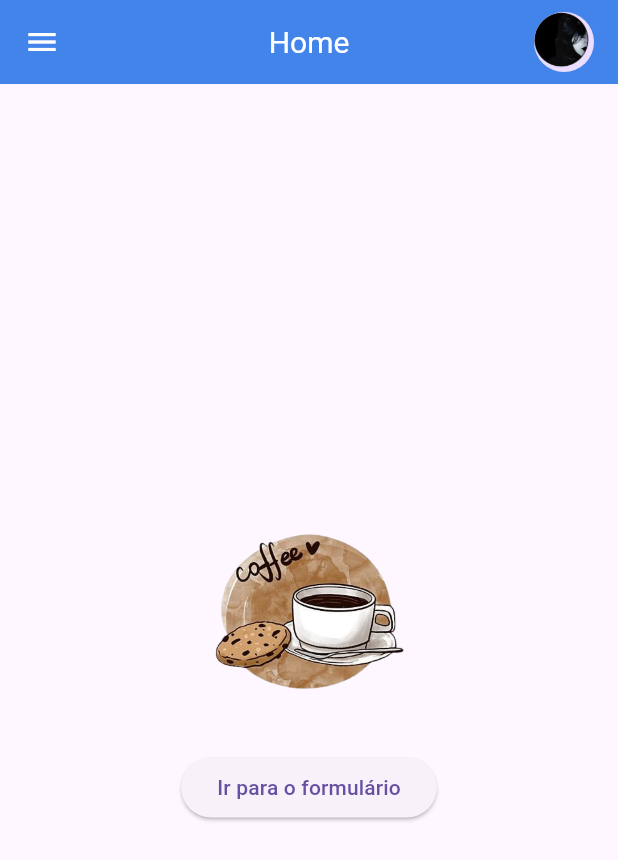
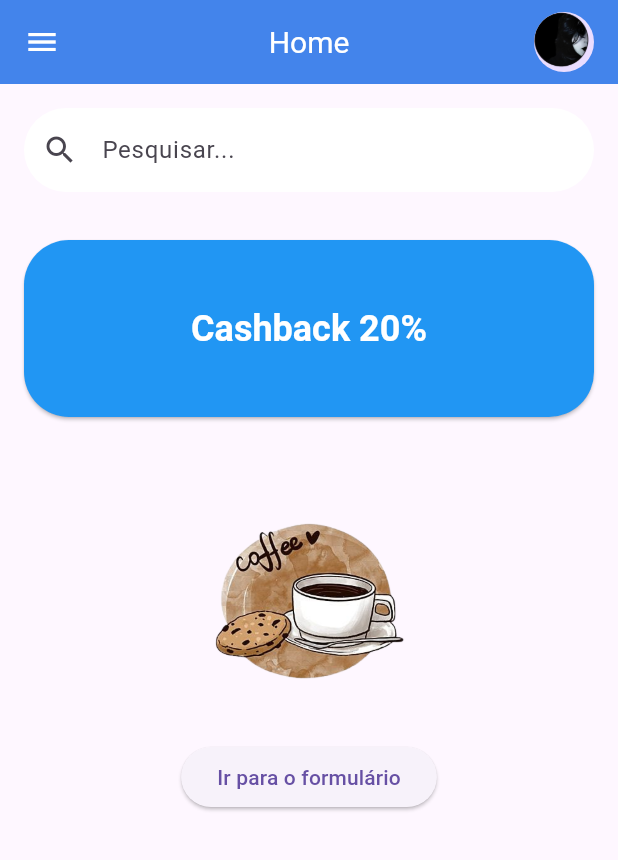
Before and after one commit to alessandragaleno/bem_vindo, a Flutter app: the screen it shows after launch, on a phone screen of 412 x 824 dp. Shown: the top 860 px of the screen. Run offline on Flutter 3.47's test engine with Material 3 defaults, Android fonts, the phone set to English and light mode, and no system bars.

Commit message:
home auterado, com seach adicionado e com cashback

```diff
--- a/lib/screens/home_screen.dart
+++ b/lib/screens/home_screen.dart
@@ -7,9 +7,9 @@ class HomeScreen extends StatelessWidget {
       appBar: AppBar(
         title: Text('Home'),
         centerTitle: true,
-        backgroundColor: Color.fromARGB(255, 67, 132, 235), //0xff => #
+        backgroundColor: Color.fromARGB(255, 67, 132, 235),
         titleTextStyle: TextStyle(
-          color: Colors.white, // Cor do texto de AppBar
+          color: Colors.white,
           fontSize: 20,
         ),
         leading: Builder(
@@ -22,10 +22,8 @@ class HomeScreen extends StatelessWidget {
         actions: [
           Padding(
             padding: const EdgeInsets.only(right: 16.0),
-            // Foto de perfil do usuário no lado direito
             child: GestureDetector(
               onTap: () {
-                // Ação ao clicar na foto de perfil
                 showDialog(
                   context: context,
                   builder: (BuildContext context) {
@@ -38,24 +36,25 @@ class HomeScreen extends StatelessWidget {
                         child: Column(
                           mainAxisSize: MainAxisSize.min,
                           children: <Widget>[
-                            //exibir a imagrm arredondada
                             ClipOval(
-                              child: Image.asset('lib/assets/images/alexya.png',
-                              width: 200, // largura da imagem
+                              child: Image.asset(
+                                'lib/assets/images/alexya.png',
+                                width: 200,
                                 height: 200,
-                              fit: BoxFit.cover, //faz a imagem cobrir o circulo
-                              // altura da imagem
+                                fit: BoxFit.cover,
                               ),
                             ),
                             SizedBox(height: 10),
                             TextButton(
                               onPressed: () {
-                                  Navigator.of(context).pop(); //fecha a foto
+                                Navigator.of(context).pop();
                               },
                               child: Text("Fechar"),
                             ),
-                      ],),
-                    ), );
+                          ],
+                        ),
+                      ),
+                    );
                   },
                 );
               },
@@ -86,35 +85,82 @@ class HomeScreen extends StatelessWidget {
               leading: Icon(Icons.home),
               title: Text('Página Inicial'),
               onTap: () {
-                // Ação ao clicar
-                Navigator.pop(context); // Fecha o drawer
+                Navigator.pop(context);
               },
             ),
             ListTile(
               leading: Icon(Icons.settings),
               title: Text('Configurações'),
               onTap: () {
-                // Ação ao clicar
-                Navigator.pop(context); //Fecha o drawer
+                Navigator.pop(context);
               },
             ),
             ListTile(
               leading: Icon(Icons.exit_to_app),
               title: Text('Sair'),
               onTap: () {
-                // Ação ao clicar
-                Navigator.pop(context); // Fecha o drawer
+                Navigator.pop(context);
               },
             ),
           ],
         ),
       ),
-      body: Center(
+      body: SingleChildScrollView(
         child: Column(
-          mainAxisAlignment: MainAxisAlignment.center,
+          crossAxisAlignment: CrossAxisAlignment.stretch,
+          children: [
+            // Caixa de pesquisa logo abaixo da AppBar
+            Padding(
+              padding: const EdgeInsets.all(16.0),
+              child: TextField(
+                onChanged: (value) {
+                  print('Texto digitado: $value');
+                },
+                decoration: InputDecoration(
+                  hintText: 'Pesquisar...',
+                  prefixIcon: Icon(Icons.search), // Ícone à esquerda
+                  filled: true, // Preencher o fundo
+                  fillColor: Colors.white, // Cor de fundo
+                  enabledBorder: OutlineInputBorder(
+                    borderRadius: BorderRadius.circular(30), // Bordas arredondadas
+                    borderSide: BorderSide.none, // Remove a borda
+                  ),
+                  focusedBorder: OutlineInputBorder(
+                    borderRadius: BorderRadius.circular(30), // Bordas arredondadas
+                    borderSide: BorderSide.none, // Remove a borda
+                  ),
+                ),
+              ),
+            ),
+            // Novo botão adicionado abaixo da caixa de pesquisa
+            Padding(
+              padding: const EdgeInsets.all(16.0),
+              child: ElevatedButton(
+                onPressed: () {
+                  // Aqui você pode adicionar a lógica para o botão
+                  ScaffoldMessenger.of(context).showSnackBar(
+                    SnackBar(content: Text('Botão abaixo da barra de pesquisa clicado!')),
+                  );
+                },
+                child: Text('Cashback 20%'),
+                style: ElevatedButton.styleFrom(
+                  padding: EdgeInsets.symmetric(vertical: 45.0),
+                  backgroundColor: Colors.blue,
+                  foregroundColor: Colors.white,
+                  textStyle: TextStyle(fontSize: 24, fontWeight: FontWeight.bold),
+                  shape: RoundedRectangleBorder(
+                    borderRadius: BorderRadius.circular(30),
+                  ),
+                ),
+              ),
+            ),
+            SizedBox(height: 20),
+            Padding(
+              padding: const EdgeInsets.all(10.0),
+              child: Column(
                 children: [
                   Image.asset(
-              'lib/assets/images/café.png', // caminho para imagem local
+                    'lib/assets/images/café.png',
                     width: 150,
                     height: 150,
                   ),
@@ -128,6 +174,9 @@ class HomeScreen extends StatelessWidget {
                 ],
               ),
             ),
+          ],
+        ),
+      ),
     );
   }
 }
```
Lines whose indentation alone changed are shown as unchanged.
